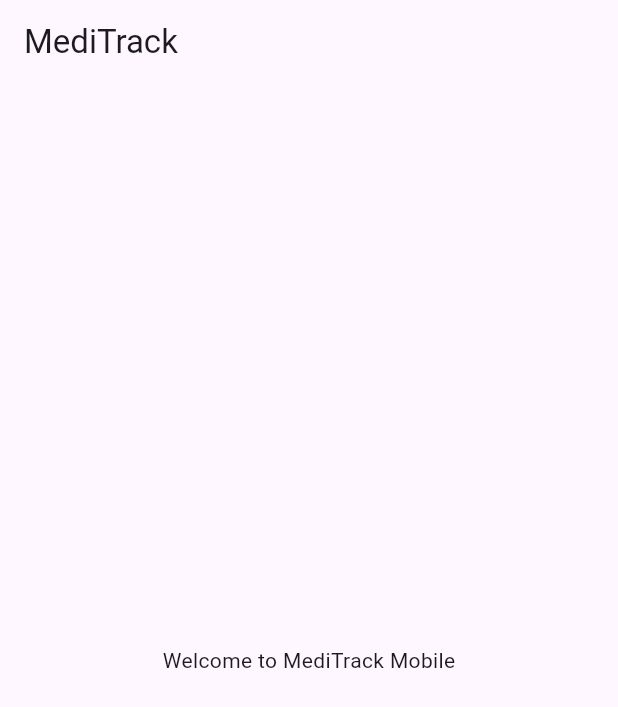
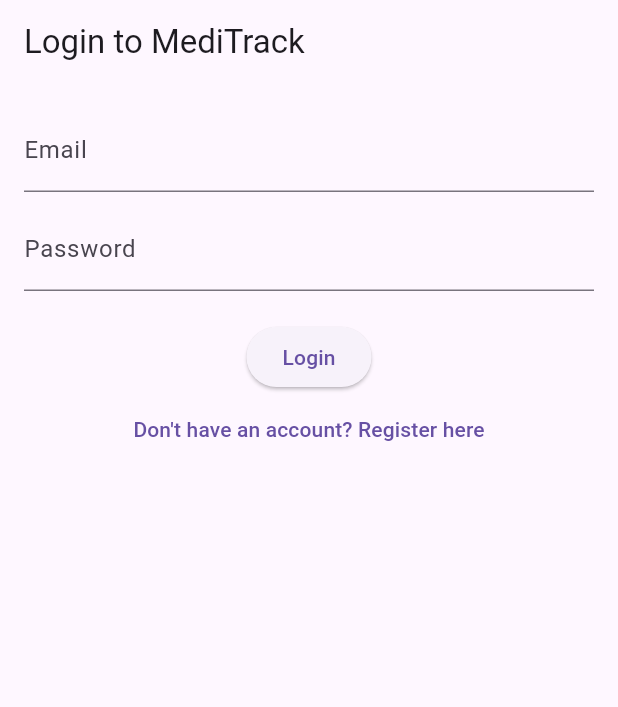
Before and after one commit to yuneshbyte01/medicare, a Flutter app: the screen it shows after launch, on a phone screen of 412 x 824 dp. Shown: the top 707 px of the screen. Run offline on Flutter 3.47's test engine with Material 3 defaults, Android fonts, the phone set to English and light mode, and no system bars; our stand-ins replace shared_preferences.

Commit message:
Completed mobile login and register & dashboard UI with role-based redirection

```diff
--- a/mobile/lib/main.dart
+++ b/mobile/lib/main.dart
@@ -1,17 +1,51 @@
 import 'package:flutter/material.dart';
+import 'package:shared_preferences/shared_preferences.dart';
+import 'screens/login_screen.dart';
+import 'screens/register_screen.dart';  // <- import RegisterScreen
+import 'screens/admin_dashboard.dart';
+import 'screens/doctor_dashboard.dart';
+import 'screens/patient_dashboard.dart';
 
-void main() => runApp(MediTrackApp());
+void main() async {
+  WidgetsFlutterBinding.ensureInitialized();
+
+  // Optional: Check if user is already logged in
+  SharedPreferences prefs = await SharedPreferences.getInstance();
+  String? role = prefs.getString('role');
+
+  runApp(MediTrackApp(initialRoute: getInitialRoute(role)));
+}
+
+String getInitialRoute(String? role) {
+  switch (role) {
+    case 'ADMIN':
+      return '/adminDashboard';
+    case 'DOCTOR':
+      return '/doctorDashboard';
+    case 'PATIENT':
+      return '/patientDashboard';
+    default:
+      return '/';
+  }
+}
 
 class MediTrackApp extends StatelessWidget {
+  final String initialRoute;
+  const MediTrackApp({super.key, required this.initialRoute});
+
   @override
   Widget build(BuildContext context) {
     return MaterialApp(
       title: 'MediTrack',
-      theme: ThemeData(primarySwatch: Colors.teal),
-      home: Scaffold(
-        appBar: AppBar(title: Text('MediTrack')),
-        body: Center(child: Text('Welcome to MediTrack Mobile')),
-      ),
+      debugShowCheckedModeBanner: false,
+      initialRoute: initialRoute,
+      routes: {
+        '/': (context) => const LoginScreen(),
+        '/register': (context) => const RegisterScreen(),
+        '/adminDashboard': (context) => const AdminDashboardScreen(),
+        '/doctorDashboard': (context) => const DoctorDashboardScreen(),
+        '/patientDashboard': (context) => const PatientDashboardScreen(),
+      },
     );
   }
 }
--- /dev/null
+++ b/mobile/lib/screens/login_screen.dart
@@ -0,0 +1,98 @@
+import 'package:flutter/material.dart';
+import 'package:shared_preferences/shared_preferences.dart';
+import '../services/auth_service.dart';
+
+class LoginScreen extends StatefulWidget {
+  const LoginScreen({super.key});
+
+  @override
+  State<LoginScreen> createState() => _LoginScreenState();
+}
+
+class _LoginScreenState extends State<LoginScreen> {
+  final _emailController = TextEditingController();
+  final _passwordController = TextEditingController();
+  String _error = '';
+  bool _isLoading = false;
+
+  void _login() async {
+    setState(() {
+      _isLoading = true;
+      _error = '';
+    });
+
+    final email = _emailController.text.trim();
+    final password = _passwordController.text;
+
+    final result = await AuthService.login(email, password);
+
+    setState(() {
+      _isLoading = false;
+    });
+
+    if (result['success']) {
+      SharedPreferences prefs = await SharedPreferences.getInstance();
+      await prefs.setString('token', result['token']);
+      await prefs.setString('role', result['role']);
+
+      switch (result['role']) {
+        case 'ADMIN':
+          Navigator.pushReplacementNamed(context, '/adminDashboard');
+          break;
+        case 'DOCTOR':
+          Navigator.pushReplacementNamed(context, '/doctorDashboard');
+          break;
+        case 'PATIENT':
+          Navigator.pushReplacementNamed(context, '/patientDashboard');
+          break;
+        default:
+          setState(() => _error = 'Unknown user role');
+      }
+    } else {
+      setState(() => _error = result['message']);
+    }
+  }
+
+  @override
+  Widget build(BuildContext context) {
+    return Scaffold(
+      appBar: AppBar(title: const Text('Login to MediTrack')),
+      body: Padding(
+        padding: const EdgeInsets.all(16.0),
+        child: Column(
+          children: [
+            TextField(
+              controller: _emailController,
+              decoration: const InputDecoration(labelText: 'Email'),
+            ),
+            const SizedBox(height: 10),
+            TextField(
+              controller: _passwordController,
+              obscureText: true,
+              decoration: const InputDecoration(labelText: 'Password'),
+            ),
+            const SizedBox(height: 20),
+            _isLoading
+                ? const CircularProgressIndicator()
+                : ElevatedButton(
+              onPressed: _login,
+              child: const Text('Login'),
+            ),
+            TextButton(
+              onPressed: () => Navigator.pushNamed(context, '/register'),
+              child: const Text("Don't have an account? Register here"),
+            ),
+            if (_error.isNotEmpty)
+              Padding(
+                padding: const EdgeInsets.only(top: 10),
+                child: Text(
+                  _error,
+                  style: const TextStyle(color: Colors.red),
+                ),
+              ),
+          ],
+        ),
+      ),
+    );
+  }
+}
--- a/mobile/pubspec.yaml
+++ b/mobile/pubspec.yaml
@@ -34,6 +34,8 @@ dependencies:
   # The following adds the Cupertino Icons font to your application.
   # Use with the CupertinoIcons class for iOS style icons.
   cupertino_icons: ^1.0.8
+  http: ^0.13.6
+  shared_preferences: ^2.2.2
 
 dev_dependencies:
   flutter_test:
```
Also changed, not shown: mobile/lib/screens/admin_dashboard.dart (added, +13 -0 lines), mobile/lib/screens/doctor_dashboard.dart (added, +13 -0 lines), mobile/lib/screens/patient_dashboard.dart (added, +13 -0 lines), mobile/lib/screens/register_screen.dart (added, +197 -0 lines), mobile/lib/services/auth_service.dart (added, +58 -0 lines), mobile/pubspec.lock, 6 other files.
